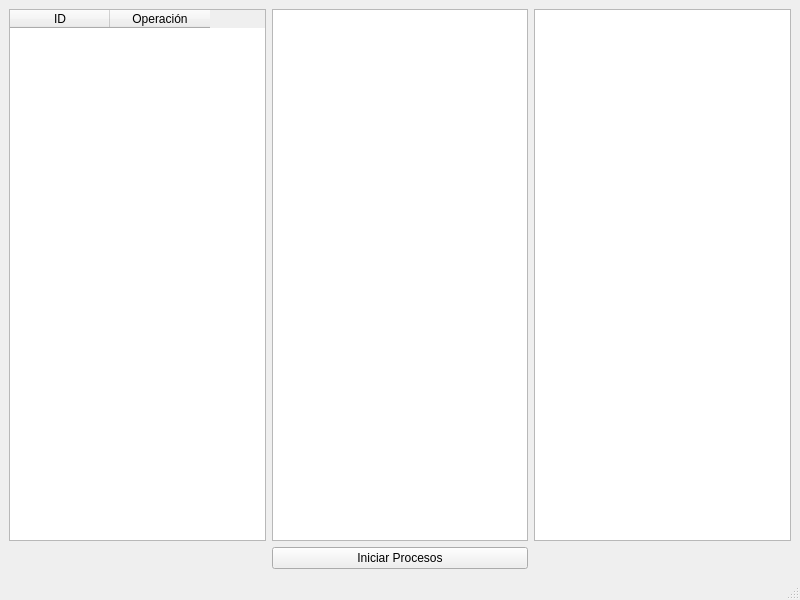
The window that ui/mainwindow.ui (Diego-Ga-Glez/planificador) describes before a commit, drawn with Qt 5.
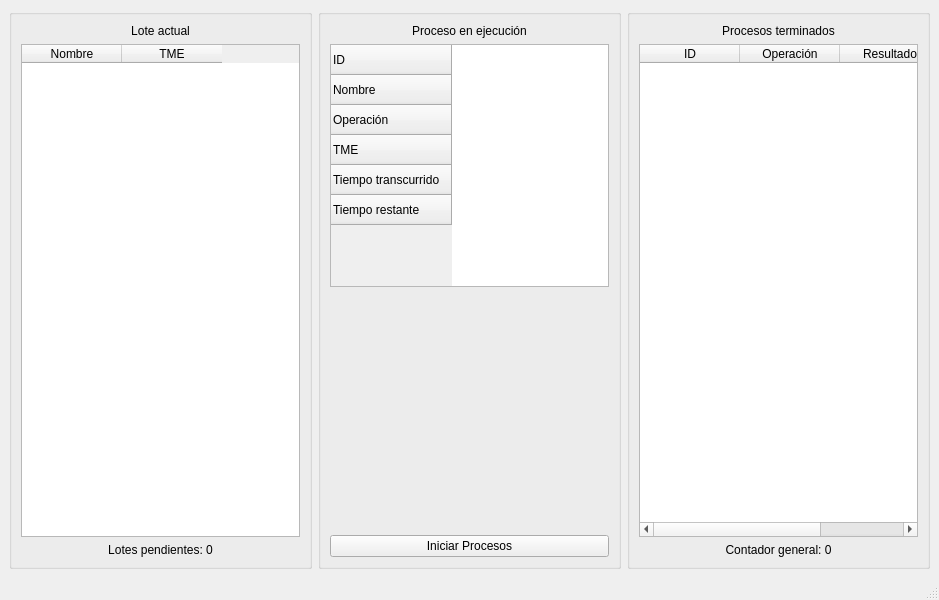
The same window after the commit.

Commit message: Tabla ejecucion y de procesos terminados

Patch:
```diff
--- a/ui/mainwindow.ui
+++ b/ui/mainwindow.ui
@@ -6,7 +6,7 @@
    <rect>
     <x>0</x>
     <y>0</y>
-    <width>800</width>
+    <width>939</width>
     <height>600</height>
    </rect>
   </property>
@@ -14,32 +14,193 @@
    <string>MainWindow</string>
   </property>
   <widget class="QWidget" name="centralwidget">
-   <layout class="QGridLayout" name="gridLayout">
-    <item row="1" column="1">
-     <widget class="QPushButton" name="procesos_pushButton">
-      <property name="text">
-       <string>Iniciar Procesos</string>
+   <layout class="QGridLayout" name="gridLayout_4">
+    <item row="0" column="0">
+     <widget class="QGroupBox" name="groupBox_2">
+      <property name="title">
+       <string/>
       </property>
+      <layout class="QGridLayout" name="gridLayout_2">
+       <item row="1" column="0">
+        <widget class="QTableWidget" name="pendientes_tableWidget">
+         <property name="layoutDirection">
+          <enum>Qt::LeftToRight</enum>
+         </property>
+         <property name="autoFillBackground">
+          <bool>false</bool>
+         </property>
+         <attribute name="horizontalHeaderVisible">
+          <bool>true</bool>
+         </attribute>
+         <attribute name="horizontalHeaderCascadingSectionResizes">
+          <bool>false</bool>
+         </attribute>
+         <attribute name="horizontalHeaderStretchLastSection">
+          <bool>false</bool>
+         </attribute>
+         <attribute name="verticalHeaderCascadingSectionResizes">
+          <bool>false</bool>
+         </attribute>
+         <attribute name="verticalHeaderShowSortIndicator" stdset="0">
+          <bool>false</bool>
+         </attribute>
+         <attribute name="verticalHeaderStretchLastSection">
+          <bool>false</bool>
+         </attribute>
+         <column>
+          <property name="text">
+           <string>Nombre</string>
+          </property>
+         </column>
+         <column>
+          <property name="text">
+           <string>TME</string>
+          </property>
+         </column>
+        </widget>
+       </item>
+       <item row="2" column="0">
+        <widget class="QLabel" name="pendientes_label">
+         <property name="text">
+          <string>Lotes pendientes: 0</string>
+         </property>
+         <property name="alignment">
+          <set>Qt::AlignCenter</set>
+         </property>
+        </widget>
+       </item>
+       <item row="0" column="0">
+        <widget class="QLabel" name="actual_label">
+         <property name="text">
+          <string>Lote actual</string>
+         </property>
+         <property name="alignment">
+          <set>Qt::AlignCenter</set>
+         </property>
+        </widget>
+       </item>
+      </layout>
      </widget>
     </item>
     <item row="0" column="1">
-     <widget class="QListView" name="procesados_listView"/>
+     <widget class="QGroupBox" name="groupBox">
+      <property name="title">
+       <string/>
+      </property>
+      <layout class="QGridLayout" name="gridLayout">
+       <item row="2" column="0">
+        <spacer name="verticalSpacer">
+         <property name="orientation">
+          <enum>Qt::Vertical</enum>
+         </property>
+         <property name="sizeHint" stdset="0">
+          <size>
+           <width>20</width>
+           <height>40</height>
+          </size>
+         </property>
+        </spacer>
+       </item>
+       <item row="1" column="0">
+        <widget class="QTableWidget" name="proceso_tableWidget">
+         <row>
+          <property name="text">
+           <string>ID</string>
+          </property>
+         </row>
+         <row>
+          <property name="text">
+           <string>Nombre</string>
+          </property>
+         </row>
+         <row>
+          <property name="text">
+           <string>Operación</string>
+          </property>
+         </row>
+         <row>
+          <property name="text">
+           <string>TME</string>
+          </property>
+         </row>
+         <row>
+          <property name="text">
+           <string>Tiempo transcurrido</string>
+          </property>
+         </row>
+         <row>
+          <property name="text">
+           <string>Tiempo restante</string>
+          </property>
+         </row>
+        </widget>
+       </item>
+       <item row="3" column="0">
+        <widget class="QPushButton" name="procesos_pushButton">
+         <property name="text">
+          <string>Iniciar Procesos</string>
+         </property>
+        </widget>
+       </item>
+       <item row="0" column="0">
+        <widget class="QLabel" name="proceso_label">
+         <property name="text">
+          <string>Proceso en ejecución</string>
+         </property>
+         <property name="alignment">
+          <set>Qt::AlignCenter</set>
+         </property>
+        </widget>
+       </item>
+      </layout>
+     </widget>
     </item>
     <item row="0" column="2">
-     <widget class="QListView" name="terminados_listView"/>
-    </item>
-    <item row="0" column="0">
-     <widget class="QTableWidget" name="pendientes_tableWidget">
-      <column>
-       <property name="text">
-        <string>ID</string>
-       </property>
-      </column>
-      <column>
-       <property name="text">
-        <string>Operación</string>
-       </property>
-      </column>
+     <widget class="QGroupBox" name="groupBox_3">
+      <property name="title">
+       <string/>
+      </property>
+      <layout class="QGridLayout" name="gridLayout_3">
+       <item row="0" column="0">
+        <widget class="QLabel" name="terminados_label">
+         <property name="text">
+          <string>Procesos terminados</string>
+         </property>
+         <property name="alignment">
+          <set>Qt::AlignCenter</set>
+         </property>
+        </widget>
+       </item>
+       <item row="1" column="0">
+        <widget class="QTableWidget" name="terminados_tableWidget">
+         <column>
+          <property name="text">
+           <string>ID</string>
+          </property>
+         </column>
+         <column>
+          <property name="text">
+           <string>Operación</string>
+          </property>
+         </column>
+         <column>
+          <property name="text">
+           <string>Resultado</string>
+          </property>
+         </column>
+        </widget>
+       </item>
+       <item row="2" column="0">
+        <widget class="QLabel" name="contador_label">
+         <property name="text">
+          <string>Contador general: 0</string>
+         </property>
+         <property name="alignment">
+          <set>Qt::AlignCenter</set>
+         </property>
+        </widget>
+       </item>
+      </layout>
      </widget>
     </item>
    </layout>
```
Left out of the diff: 2 changed lines with no effect on the pictures. The commit also changes 10 other files.
